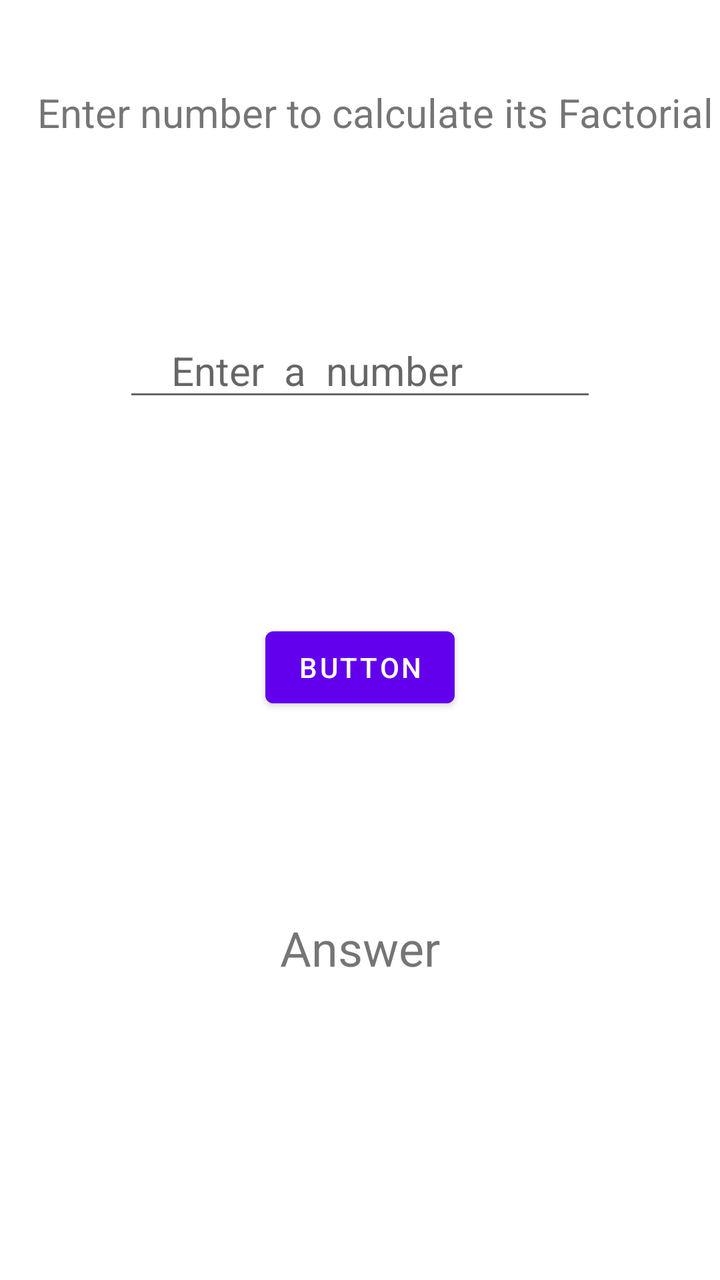
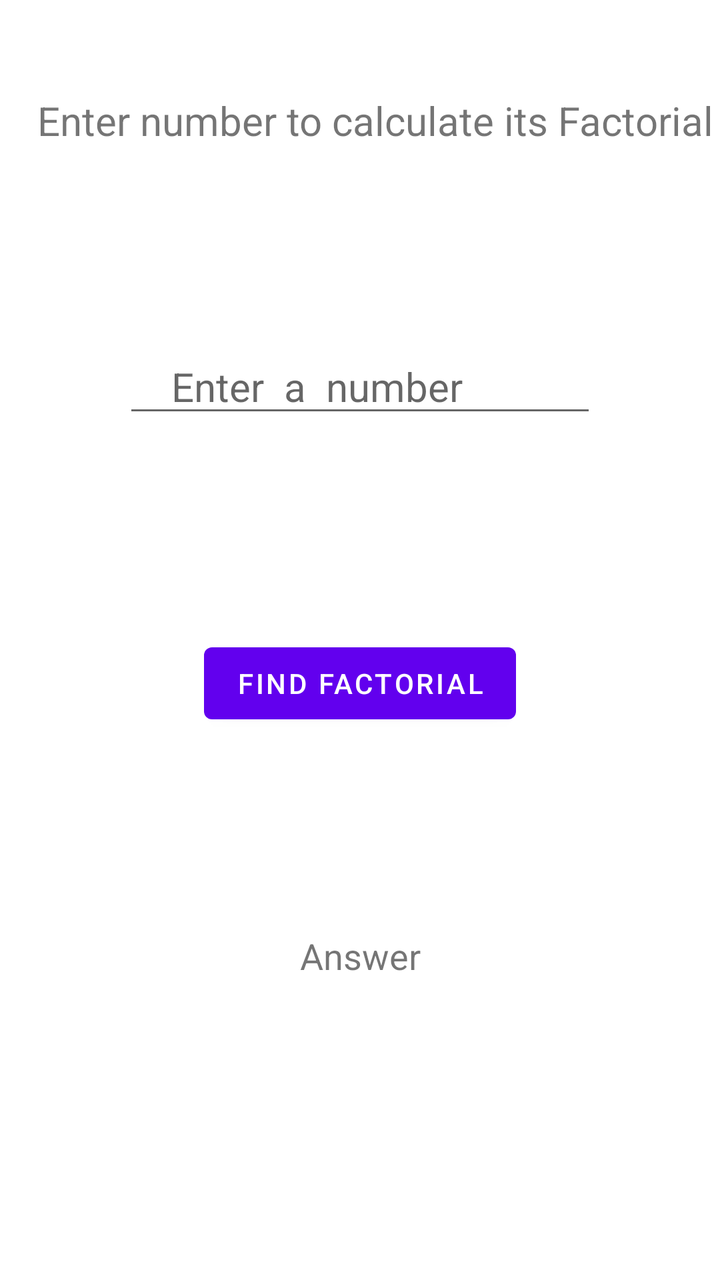

Two renders of the same Android screen: before a commit and after it. Below are the layout's source before the change and the commit's diff.
<!-- AndroidManifest.xml: application theme Theme.FACTORIALCALCULATOR -->
<!-- res/layout/activity_main.xml -->
<?xml version="1.0" encoding="utf-8"?>
<androidx.constraintlayout.widget.ConstraintLayout xmlns:android="http://schemas.android.com/apk/res/android"
    xmlns:app="http://schemas.android.com/apk/res-auto"
    xmlns:tools="http://schemas.android.com/tools"
    android:layout_width="match_parent"
    android:layout_height="match_parent"
    tools:context=".MainActivity">

    <TextView
        android:id="@+id/textView"
        android:layout_width="wrap_content"
        android:layout_height="wrap_content"
        android:layout_marginTop="-50dp"
        android:text="   Enter number to calculate its Factorial"
        android:textSize="20sp"
        app:layout_constraintBottom_toTopOf="@+id/editTextNumber"
        app:layout_constraintEnd_toEndOf="parent"
        app:layout_constraintStart_toStartOf="parent"
        app:layout_constraintTop_toTopOf="parent"
        app:layout_constraintVertical_bias="0.501" />

    <EditText
        android:id="@+id/editTextNumber"
        android:layout_width="wrap_content"
        android:layout_height="wrap_content"
        android:layout_marginBottom="104dp"
        android:ems="10"
        android:inputType="number"
        android:hint="    Enter  a  number"
        android:textSize="20sp"
        app:layout_constraintBottom_toTopOf="@+id/button"
        app:layout_constraintEnd_toEndOf="parent"
        app:layout_constraintStart_toStartOf="parent" />

    <Button
        android:id="@+id/button"
        android:layout_width="wrap_content"
        android:layout_height="wrap_content"
        android:layout_marginBottom="100dp"
        android:text="Button"
        app:layout_constraintBottom_toTopOf="@+id/textView2"
        app:layout_constraintEnd_toEndOf="parent"
        app:layout_constraintStart_toStartOf="parent" />

    <TextView
        android:id="@+id/textView2"
        android:layout_width="wrap_content"
        android:layout_height="wrap_content"
        android:layout_marginBottom="150dp"
        android:text="Answer"
        android:textSize="24sp"
        app:layout_constraintBottom_toBottomOf="parent"
        app:layout_constraintEnd_toEndOf="parent"
        app:layout_constraintStart_toStartOf="parent" />

</androidx.constraintlayout.widget.ConstraintLayout>
<!-- resources referenced by this layout -->
<resources>
  <style name="Theme.FACTORIALCALCULATOR" parent="Theme.MaterialComponents.DayNight.DarkActionBar">
          
          <item name="colorPrimary">@color/purple_500</item>
          <item name="colorPrimaryVariant">@color/purple_700</item>
          <item name="colorOnPrimary">@color/white</item>
          
          <item name="colorSecondary">@color/teal_200</item>
          <item name="colorSecondaryVariant">@color/teal_700</item>
          <item name="colorOnSecondary">@color/black</item>
          
          <item name="android:statusBarColor" tools:targetApi="l">?attr/colorPrimaryVariant</item>
          
      </style>
  <color name="purple_500">#FF6200EE</color>
  <color name="purple_700">#FF3700B3</color>
  <color name="white">#FFFFFFFF</color>
  <color name="teal_200">#FF03DAC5</color>
  <color name="teal_700">#FF018786</color>
  <color name="black">#FF000000</color>
</resources>

<!-- the commit's change to res/layout/activity_main.xml (unified diff, before → after) -->
@@ -37,18 +37,21 @@
         android:layout_width="wrap_content"
         android:layout_height="wrap_content"
         android:layout_marginBottom="100dp"
-        android:text="Button"
+        android:text="@string/action_button"
         app:layout_constraintBottom_toTopOf="@+id/textView2"
         app:layout_constraintEnd_toEndOf="parent"
         app:layout_constraintStart_toStartOf="parent" />
 
     <TextView
         android:id="@+id/textView2"
-        android:layout_width="wrap_content"
+        android:gravity="center"
+        android:layout_marginStart="24dp"
+        android:layout_marginEnd="24dp"
+        android:layout_width="0dp"
         android:layout_height="wrap_content"
         android:layout_marginBottom="150dp"
         android:text="Answer"
-        android:textSize="24sp"
+        android:textSize="18sp"
         app:layout_constraintBottom_toBottomOf="parent"
         app:layout_constraintEnd_toEndOf="parent"
         app:layout_constraintStart_toStartOf="parent" />
<!-- resource entries referenced after the edit -->
@@ -1,5 +1,6 @@
 <!-- resources referenced by this layout -->
 <resources>
+  <string name="action_button">Find factorial</string>
   <style name="Theme.FACTORIALCALCULATOR" parent="Theme.MaterialComponents.DayNight.DarkActionBar">
           
           <item name="colorPrimary">@color/purple_500</item>
